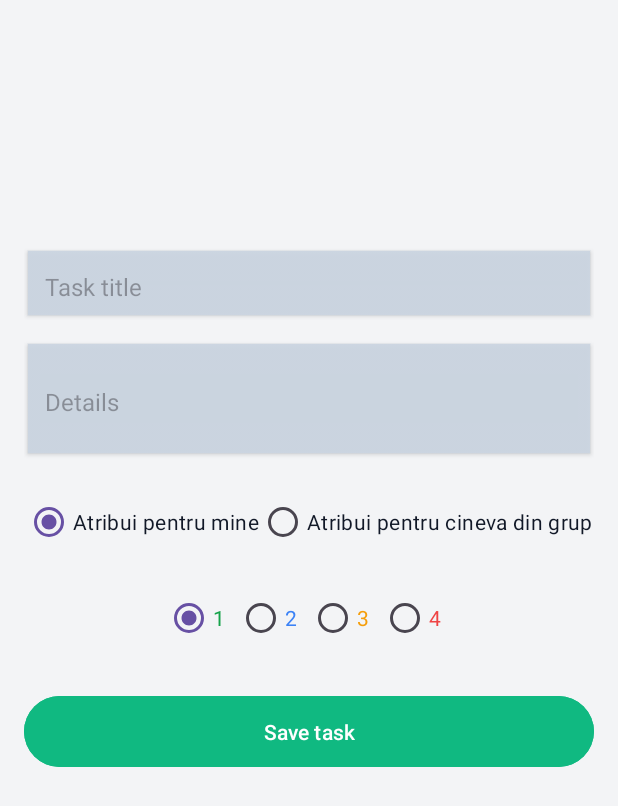
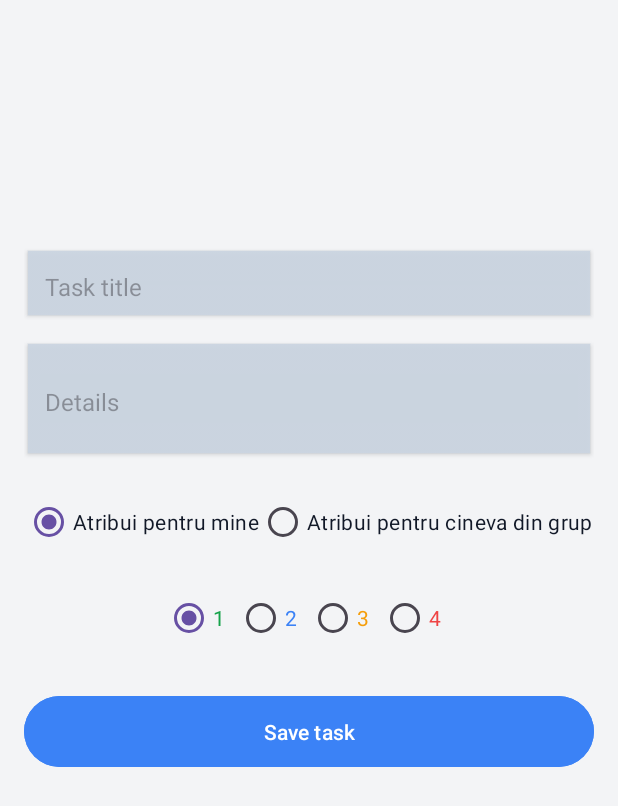
Before and after one commit to PaulIonescu14/hackathon-itfest-sisc, an Android app: the AddNewTask screen opened directly, with no data from a screen before it, on a phone screen of 412 x 824 dp. Shown: the top 806 px of the screen. Run offline under Robolectric (Android 15) with nearby library versions, the phone set to English and light mode, and no system bars; our stand-ins replace Firebase (no records; nobody signed in at launch, a user with empty details on screens opened directly); 3 statements that could not run were skipped.

Commit message:
Final version

```diff
--- a/TaskForce/app/src/main/res/layout/activity_add_new_task.xml
+++ b/TaskForce/app/src/main/res/layout/activity_add_new_task.xml
@@ -10,7 +10,6 @@
     android:background="#F3F4F6"
     tools:context=".AddNewTask">
 
-    <!-- Titlu task -->
     <EditText
         android:id="@+id/newTaskTitle"
         android:layout_width="0dp"
@@ -29,7 +28,6 @@
         app:layout_constraintTop_toTopOf="parent" />
 
 
-    <!-- Detalii -->
     <EditText
         android:id="@+id/newTaskDetails"
         android:layout_width="0dp"
@@ -48,7 +46,6 @@
         app:layout_constraintStart_toStartOf="parent"
         app:layout_constraintEnd_toEndOf="parent" />
 
-    <!-- RadioGroup pentru atribuirea taskului -->
     <RadioGroup
         android:id="@+id/assignRadioGroup"
         android:layout_width="wrap_content"
@@ -78,7 +75,6 @@
 
     </RadioGroup>
 
-    <!-- EditText pentru email destinatar -->
     <EditText
         android:id="@+id/assignedEmail"
         android:layout_width="0dp"
@@ -97,7 +93,6 @@
         app:layout_constraintStart_toStartOf="parent"
         app:layout_constraintEnd_toEndOf="parent" />
 
-    <!-- RadioGroup pentru importanta taskului -->
     <RadioGroup
         android:id="@+id/importanceRadioGroup"
         android:layout_width="wrap_content"
@@ -143,14 +138,13 @@
 
     </RadioGroup>
 
-    <!-- Buton salvare task -->
     <Button
         android:id="@+id/saveTaskBtn"
         android:layout_width="0dp"
         android:layout_height="wrap_content"
         android:layout_marginTop="24dp"
         android:text="Save task"
-        android:backgroundTint="#10B981"
+        android:backgroundTint="#3B82F6"
         android:textColor="#FFFFFF"
         android:textAllCaps="false"
         android:padding="14dp"
```
Also changed, not shown: TaskForce/app/src/main/java/com/example/taskforce/Register.java (+0 -13 lines).
